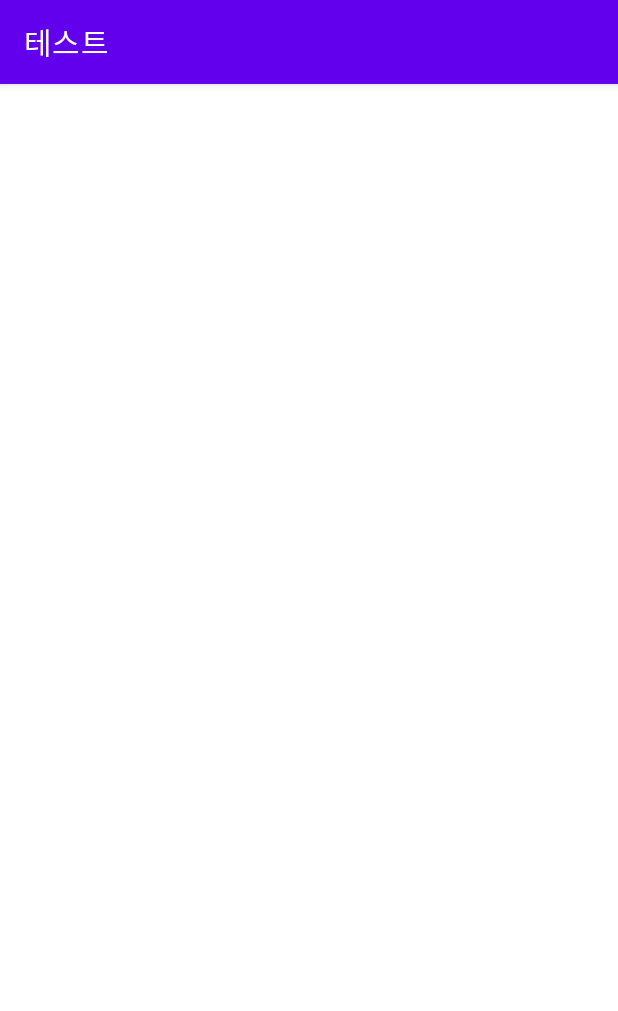
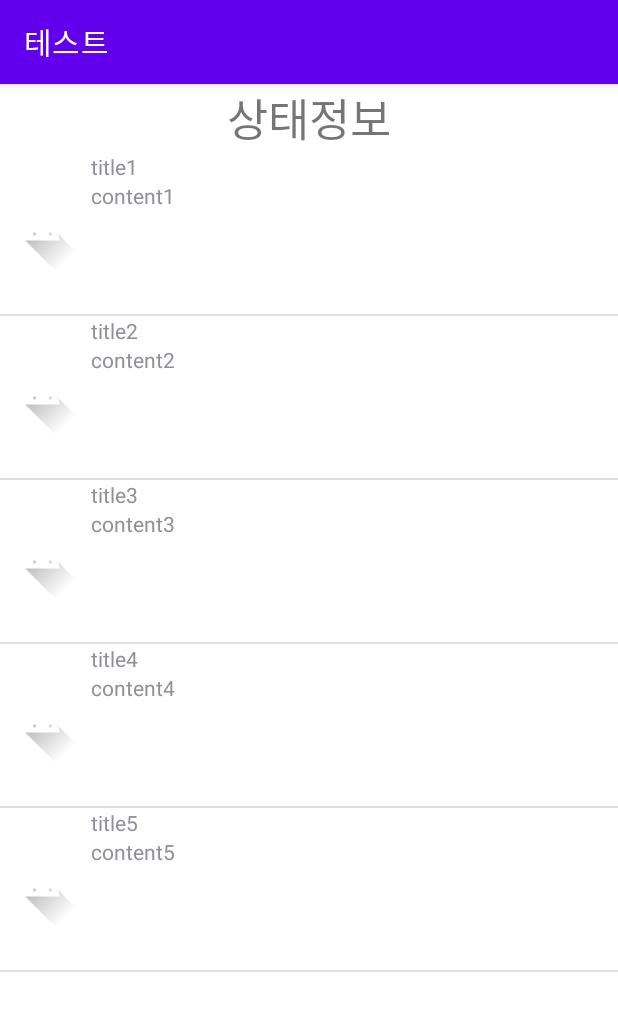
Before and after one commit to mkHwang124/android_sampleProject, an Android app: the fragment MainActivity_fragment2 shown on its own in the app's theme, on a phone screen of 412 x 824 dp. Shown: the top 1011 px of the screen. Run offline under Robolectric (Android 15) with nearby library versions, the phone set to English and light mode, and no system bars.

Commit message:
android-github test

```diff
--- a/app/build.gradle
+++ b/app/build.gradle
@@ -38,6 +38,7 @@ dependencies {
     implementation 'androidx.lifecycle:lifecycle-livedata-ktx:2.5.1'
     implementation 'androidx.lifecycle:lifecycle-viewmodel-ktx:2.5.1'
     implementation "androidx.recyclerview:recyclerview:1.1.0"
+    implementation 'androidx.legacy:legacy-support-v4:1.0.0'
     testImplementation 'junit:junit:4.13.2'
     androidTestImplementation 'androidx.test.ext:junit:1.1.3'
     androidTestImplementation 'androidx.test.espresso:espresso-core:3.4.0'
--- a/app/src/main/java/com/example/myapplication/activity/MainActivity_fragment2.java
+++ b/app/src/main/java/com/example/myapplication/activity/MainActivity_fragment2.java
@@ -3,12 +3,23 @@ package com.example.myapplication.activity;
 import android.os.Bundle;
 
 import androidx.fragment.app.Fragment;
+import androidx.fragment.app.ListFragment;
 
 import android.view.LayoutInflater;
 import android.view.View;
 import android.view.ViewGroup;
+import android.widget.ArrayAdapter;
+import android.widget.BaseAdapter;
+import android.widget.ListView;
+import android.widget.TextView;
 
 import com.example.myapplication.R;
+import com.example.myapplication.common.SingleItem;
+import com.example.myapplication.common.SingleItemView;
+
+import org.w3c.dom.Text;
+
+import java.util.ArrayList;
 
 /**
  * A simple {@link Fragment} subclass.
@@ -61,6 +72,71 @@ public class MainActivity_fragment2 extends Fragment {
     public View onCreateView(LayoutInflater inflater, ViewGroup container,
                              Bundle savedInstanceState) {
         // Inflate the layout for this fragment
-        return inflater.inflate(R.layout.fragment_main_activity_fragment2, container, false);
+        try
+        {
+            View view = inflater.inflate(R.layout.fragment_main_activity_fragment2, container, false);
+            ListView lvwContent = (ListView)view.findViewById(R.id.listView);
+
+            SingleAdapter adapter = new SingleAdapter();
+            adapter.addItem(new SingleItem("title1","content1", R.drawable.ic_launcher_foreground));
+            adapter.addItem(new SingleItem("title2","content2", R.drawable.ic_launcher_foreground));
+            adapter.addItem(new SingleItem("title3","content3", R.drawable.ic_launcher_foreground));
+            adapter.addItem(new SingleItem("title4","content4", R.drawable.ic_launcher_foreground));
+            adapter.addItem(new SingleItem("title5","content5", R.drawable.ic_launcher_foreground));
+
+            lvwContent.setAdapter(adapter);
+
+            return view;
+        }
+        catch (Exception e)
+        {
+            System.out.println("onCreateView Error");
+            return null;
+        }
+    }
+
+    public class SingleAdapter extends BaseAdapter
+    {
+        ArrayList<SingleItem> items = new ArrayList<SingleItem>();
+
+        @Override
+        public int getCount() {
+            return items.size();
+        }
+
+        public void addItem(SingleItem item)
+        {
+            items.add(item);
+        }
+
+        @Override
+        public Object getItem(int position) {
+            return items.get(position);
+        }
+
+        @Override
+        public long getItemId(int position) {
+            return position;
+        }
+
+        @Override
+        public View getView(int position, View convertView, ViewGroup parent) {
+            SingleItemView singleItemView = null;
+            if(convertView == null)
+            {
+                singleItemView = new SingleItemView(getActivity().getApplicationContext());
+            }
+            else
+            {
+                singleItemView = (SingleItemView)convertView;
+            }
+
+            SingleItem item = items.get(position);
+            singleItemView.setTitle(item.getTitle());
+            singleItemView.setContent(item.getContent());
+            singleItemView.setResId(item.getResId());
+
+            return singleItemView;
+        }
     }
 }
--- /dev/null
+++ b/app/src/main/java/com/example/myapplication/common/SingleItem.java
@@ -0,0 +1,47 @@
+package com.example.myapplication.common;
+
+public class SingleItem {
+
+    private String title = "";
+    private String content = "";
+    private int resId = 0;
+
+    public SingleItem(String title, String content, int itemNumber)
+    {
+        this.title = title;
+        this.content = content;
+        this.resId = itemNumber;
+    }
+
+    public String getTitle()
+    {
+        return this.title;
+    }
+
+    public void setTitle(String title)
+    {
+        this.title = title;
+    }
+
+    public String getContent()
+    {
+        return this.content;
+    }
+
+    public  void setContent(String content)
+    {
+        this.content = content;
+    }
+
+    public int getResId()
+    {
+        return this.resId;
+    }
+
+    public void setResId(int resId)
+    {
+        this.resId = resId;
+    }
+
+
+}
--- /dev/null
+++ b/app/src/main/java/com/example/myapplication/common/SingleItemView.java
@@ -0,0 +1,46 @@
+package com.example.myapplication.common;
+
+import android.content.Context;
+import android.view.LayoutInflater;
+import android.widget.ImageView;
+import android.widget.TextView;
+
+import androidx.annotation.NonNull;
+import androidx.constraintlayout.widget.ConstraintLayout;
+
+import com.example.myapplication.R;
+
+public class SingleItemView extends ConstraintLayout {
+
+    TextView textView, textView2;
+    ImageView imageView;
+
+    public SingleItemView(@NonNull Context context) {
+        super(context);
+        init(context);
+    }
+
+    private void init(Context context)
+    {
+        LayoutInflater inflater = (LayoutInflater) context.getSystemService(Context.LAYOUT_INFLATER_SERVICE);
+        inflater.inflate(R.layout.fragment2_item_recycler, this,true);
+        textView = findViewById(R.id.textView10);
+        textView2 =findViewById(R.id.textView11);
+        imageView = findViewById(R.id.imageView2);
+    }
+
+    public void setTitle(String title)
+    {
+        textView.setText(title);
+    }
+
+    public void setContent(String content)
+    {
+        textView2.setText(content);
+    }
+
+    public void setResId(int resId)
+    {
+        imageView.setImageResource(resId);
+    }
+}
--- /dev/null
+++ b/app/src/main/res/layout/fragment2_item_recycler.xml
@@ -0,0 +1,44 @@
+<?xml version="1.0" encoding="utf-8"?>
+<androidx.constraintlayout.widget.ConstraintLayout xmlns:android="http://schemas.android.com/apk/res/android"
+    xmlns:app="http://schemas.android.com/apk/res-auto"
+    xmlns:tools="http://schemas.android.com/tools"
+    android:layout_width="match_parent"
+    android:layout_height="match_parent">
+
+    <LinearLayout
+        android:layout_width="409dp"
+        android:layout_height="wrap_content"
+        android:orientation="horizontal"
+        app:layout_constraintEnd_toEndOf="parent"
+        app:layout_constraintStart_toStartOf="parent"
+        app:layout_constraintTop_toTopOf="parent">
+
+        <ImageView
+            android:id="@+id/imageView2"
+            android:layout_width="wrap_content"
+            android:layout_height="wrap_content"
+            android:layout_weight="1"
+            tools:srcCompat="@tools:sample/avatars" />
+
+        <LinearLayout
+            android:layout_width="match_parent"
+            android:layout_height="match_parent"
+            android:layout_weight="1"
+            android:orientation="vertical">
+
+            <TextView
+                android:id="@+id/textView10"
+                android:layout_width="match_parent"
+                android:layout_height="wrap_content"
+                android:paddingLeft="5dp"
+                android:text="TextView" />
+
+            <TextView
+                android:id="@+id/textView11"
+                android:layout_width="match_parent"
+                android:layout_height="match_parent"
+                android:paddingLeft="5dp"
+                android:text="TextView" />
+        </LinearLayout>
+    </LinearLayout>
+</androidx.constraintlayout.widget.ConstraintLayout>
--- a/app/src/main/res/layout/fragment_main_activity_fragment2.xml
+++ b/app/src/main/res/layout/fragment_main_activity_fragment2.xml
@@ -10,24 +10,18 @@
         android:layout_height="match_parent"
         android:orientation="vertical">
 
-        <ScrollView
+        <TextView
+            android:id="@+id/txtTitle"
             android:layout_width="match_parent"
-            android:layout_height="match_parent">
+            android:layout_height="wrap_content"
+            android:gravity="center_horizontal|center_vertical"
+            android:text="상태정보"
+            android:textSize="30sp" />
 
-            <LinearLayout
-                android:layout_width="match_parent"
-                android:layout_height="wrap_content"
-                android:orientation="vertical">
-
-                <androidx.recyclerview.widget.RecyclerView
-                    android:layout_width="match_parent"
-                    android:layout_height="match_parent" />
-
-                <androidx.recyclerview.widget.RecyclerView
-                    android:layout_width="match_parent"
-                    android:layout_height="match_parent" />
-            </LinearLayout>
-        </ScrollView>
-
+        <ListView
+            android:id="@+id/listView"
+            android:layout_width="match_parent"
+            android:layout_height="match_parent"
+            android:visibility="visible" />
     </LinearLayout>
 </FrameLayout>
--- a/app/src/main/res/values/dimens.xml
+++ b/app/src/main/res/values/dimens.xml
@@ -5,4 +5,5 @@
     <dimen name="appbar_padding">16dp</dimen>
     <dimen name="fab_margin">16dp</dimen>
     <dimen name="appbar_padding_top">8dp</dimen>
+    <dimen name="text_margin">16dp</dimen>
 </resources>
```
